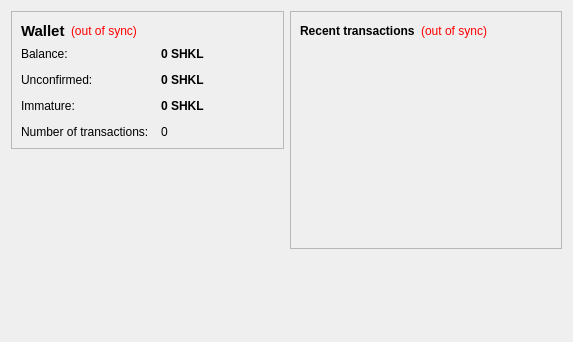
cryptoshekel/cryptoshekel, file src/qt/forms/overviewpage.ui: the form before one commit.
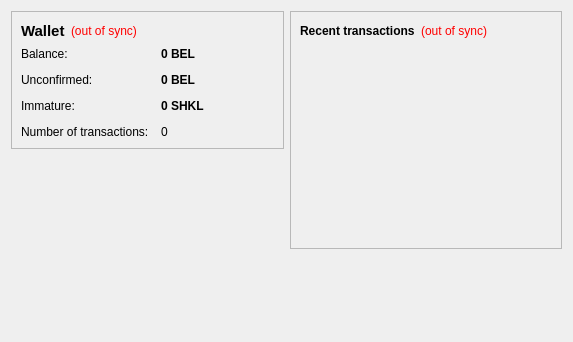
The form after the commit. Icons and pictures are not drawn.

The edit to the form file:
```diff
--- a/src/qt/forms/overviewpage.ui
+++ b/src/qt/forms/overviewpage.ui
@@ -105,7 +105,7 @@
              <string>Your current balance</string>
             </property>
             <property name="text">
-             <string notr="true">0 SHKL</string>
+             <string notr="true">0 BEL</string>
             </property>
             <property name="textInteractionFlags">
              <set>Qt::LinksAccessibleByMouse|Qt::TextSelectableByKeyboard|Qt::TextSelectableByMouse</set>
@@ -134,7 +134,7 @@
              <string>Total of transactions that have yet to be confirmed, and do not yet count toward the current balance</string>
             </property>
             <property name="text">
-             <string notr="true">0 SHKL</string>
+             <string notr="true">0 BEL</string>
             </property>
             <property name="textInteractionFlags">
              <set>Qt::LinksAccessibleByMouse|Qt::TextSelectableByKeyboard|Qt::TextSelectableByMouse</set>
```
Left out of the diff: 29 changed lines with no effect on the pictures.
